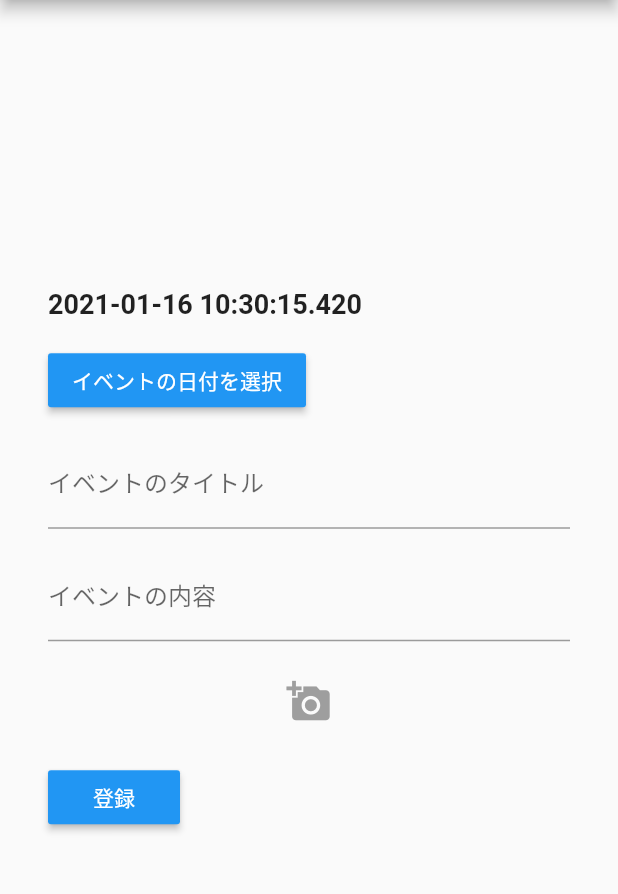
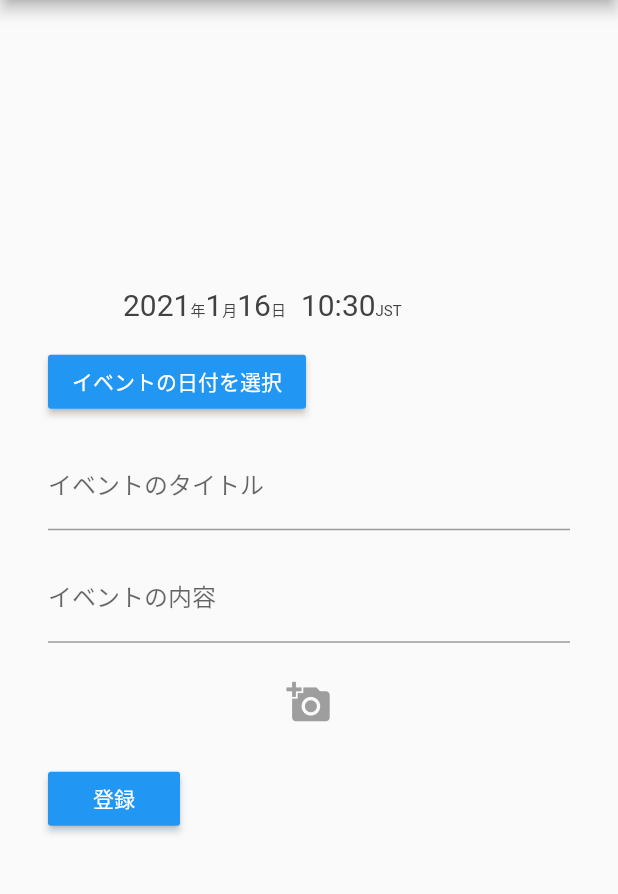
Before and after one commit to fumiyaki/on_time, a Flutter app: the ChatScreen screen opened by its route, after a tap on the "menu" icon, after a tap on the "create" icon, on a phone screen of 412 x 824 dp, the part 90-984 px from its top. Run offline on Flutter 3.47's test engine with Material 2 defaults, Android fonts, the phone set to English and light mode, and no system bars; our stand-ins replace cloud_firestore, datetime_picker_formfield, firebase_auth, firebase_core, firebase_dynamic_links, firebase_storage and 9 more; missing offline and left inert: dash_chat, flappy_search_bar, flutter_search_bar; accounts and stored records are empty.

Commit message:
modified datetime display at event setup page

```diff
--- a/lib/common/event_card.dart
+++ b/lib/common/event_card.dart
@@ -54,50 +54,7 @@ class _EventCardState extends State<EventCard> {
           ]),
 
           // 開催日時
-          Row(children: [
-            SpaceBox.width(50),
-            Text(
-              eventDate.year.toString(),
-              style: TextStyle(fontSize: numberSize, color: Colors.grey[800]),
-            ),
-            Text('年',
-                style: TextStyle(fontSize: letterSize, color: Colors.grey[800]),
-
-                // 異なる文字サイズを下揃えする
-                strutStyle: StrutStyle(
-                  fontSize: numberSize,
-                )),
-            Text(
-              eventDate.month.toString(),
-              style: TextStyle(fontSize: numberSize, color: Colors.grey[800]),
-            ),
-            Text('月',
-                style: TextStyle(fontSize: letterSize, color: Colors.grey[800]),
-                strutStyle: StrutStyle(
-                  fontSize: numberSize,
-                )),
-            Text(
-              eventDate.day.toString(),
-              style: TextStyle(fontSize: numberSize, color: Colors.grey[800]),
-            ),
-            Text('日',
-                style: TextStyle(fontSize: letterSize, color: Colors.grey[800]),
-                strutStyle: StrutStyle(
-                  fontSize: numberSize,
-                )),
-            SpaceBox.width(10),
-            Text(
-              eventDate.hour.toString().padLeft(2, "0") +
-                  ':' +
-                  eventDate.minute.toString().padLeft(2, "0"),
-              style: TextStyle(fontSize: numberSize, color: Colors.grey[800]),
-            ),
-            Text('JST',
-                style: TextStyle(fontSize: letterSize, color: Colors.grey[800]),
-                strutStyle: StrutStyle(
-                  fontSize: numberSize,
-                )),
-          ]),
+          DateDisplay(dateTime: eventDate),
           SpaceBox.height(10),
 
           Visibility(
@@ -178,3 +135,63 @@ class _EventCardState extends State<EventCard> {
     return downloadURL;
   }
 }
+
+class DateDisplay extends StatefulWidget {
+  DateTime dateTime;
+  DateDisplay({this.dateTime});
+  @override
+  _DateDisplayState createState() => _DateDisplayState();
+}
+
+class _DateDisplayState extends State<DateDisplay> {
+
+  @override
+  Widget build(BuildContext context) {
+    final double numberSize = 20.0;
+    final double letterSize = 10.0;
+    return Row(children: [
+      SpaceBox.width(50),
+      Text(
+        widget.dateTime.year.toString(),
+        style: TextStyle(fontSize: numberSize, color: Colors.grey[800]),
+      ),
+      Text('年',
+          style: TextStyle(fontSize: letterSize, color: Colors.grey[800]),
+
+// 異なる文字サイズを下揃えする
+          strutStyle: StrutStyle(
+            fontSize: numberSize,
+          )),
+      Text(
+        widget.dateTime.month.toString(),
+        style: TextStyle(fontSize: numberSize, color: Colors.grey[800]),
+      ),
+      Text('月',
+          style: TextStyle(fontSize: letterSize, color: Colors.grey[800]),
+          strutStyle: StrutStyle(
+            fontSize: numberSize,
+          )),
+      Text(
+        widget.dateTime.day.toString(),
+        style: TextStyle(fontSize: numberSize, color: Colors.grey[800]),
+      ),
+      Text('日',
+          style: TextStyle(fontSize: letterSize, color: Colors.grey[800]),
+          strutStyle: StrutStyle(
+            fontSize: numberSize,
+          )),
+      SpaceBox.width(10),
+      Text(
+        widget.dateTime.hour.toString().padLeft(2, "0") +
+            ':' +
+            widget.dateTime.minute.toString().padLeft(2, "0"),
+        style: TextStyle(fontSize: numberSize, color: Colors.grey[800]),
+      ),
+      Text('JST',
+          style: TextStyle(fontSize: letterSize, color: Colors.grey[800]),
+          strutStyle: StrutStyle(
+            fontSize: numberSize,
+          )),
+    ]);
+  }
+}
--- a/lib/feature/edit/edit.dart
+++ b/lib/feature/edit/edit.dart
@@ -92,7 +92,7 @@ class _EditPageState extends State<EditPage> {
     Argument argument = ModalRoute.of(context).settings.arguments;
 
     /// temporary
-    Event event = new Event(eventTitle: 'タイトル', viewerURL: Uri.parse('url.for.viewer'), editorURL: Uri.parse('url.for.editor'));
+    Event event = new Event(eventTitle: 'タイトル', viewerURL: Uri.parse('https://appontime.page.link/H3Ed'), editorURL: Uri.parse('https://appontime.page.link/4R89'));
     argument = new Argument(event: event);
 
     return Scaffold(
--- a/lib/features/event_setup/widgets/event_setup.dart
+++ b/lib/features/event_setup/widgets/event_setup.dart
@@ -10,6 +10,7 @@ import 'package:path/path.dart';
 import 'package:firebase_dynamic_links/firebase_dynamic_links.dart';
 import '../../../common/app_bar.dart';
 import '../../../common/drawer.dart';
+import '../../../common/event_card.dart';
 import '../../../entity/event.dart';
 import 'package:flutter_datetime_picker/flutter_datetime_picker.dart';
 
@@ -138,11 +139,14 @@ class MyCustomFormState extends State<MyCustomForm> {
               child: Column(
                 crossAxisAlignment: CrossAxisAlignment.start,
                 children: <Widget>[
+                  DateDisplay(dateTime: EventDate.toLocal()),
+/*
                   Text(
                     //"${EventDate.toLocal()}".split(' ')[0],
                     "${EventDate.toLocal()}",
                     style: TextStyle(fontSize: 18, fontWeight: FontWeight.bold),
                   ),
+ */
                   SizedBox(height: 16.0,),
                   RaisedButton(
                     onPressed: () => _selectDate(context), // Refer step 3
```
